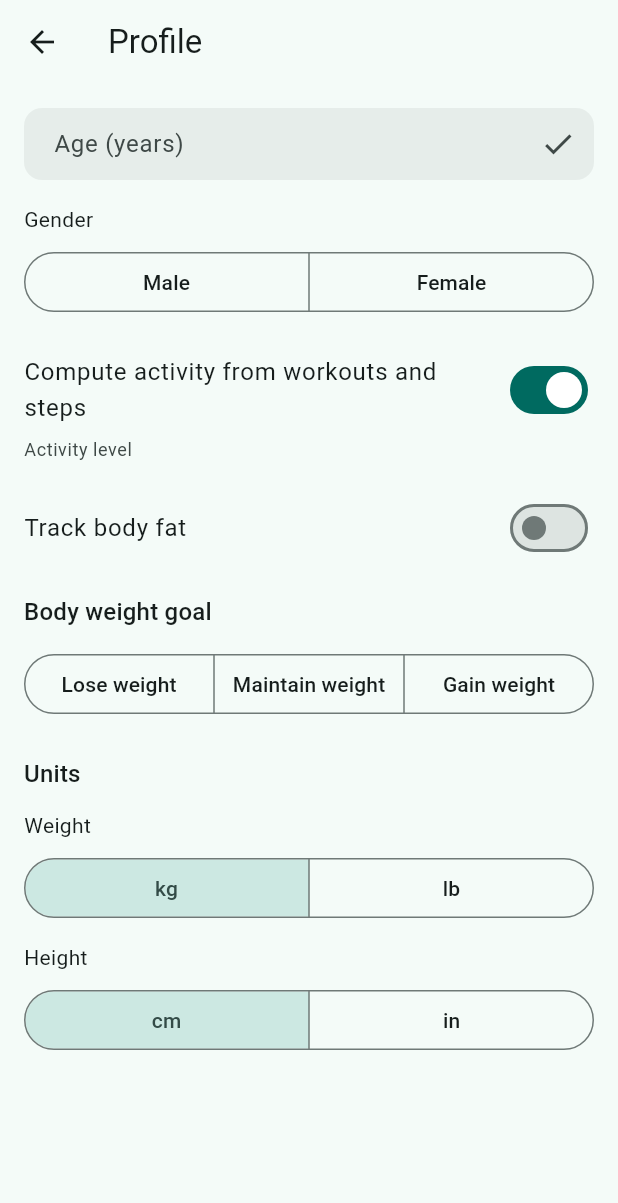
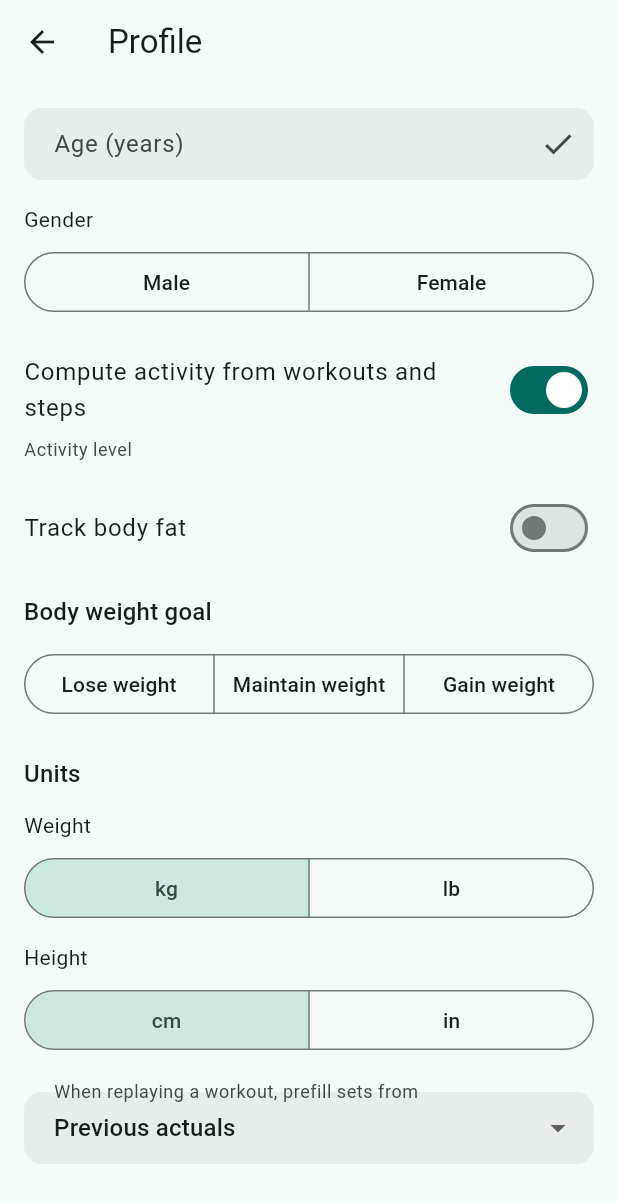
Before and after one commit to lucas-montes/fitfat, a Flutter app: the _ProfileScreen screen opened directly, after a tap on "Compute activity from workouts and steps", on a phone screen of 412 x 824 dp. Shown: the top 1203 px of the screen. Run offline on Flutter 3.47's test engine with Material 3 defaults, Android fonts, the light colour scheme and no system bars; our stand-ins replace drift, fl_chart, flutter_local_notifications, flutter_riverpod, flutter_timezone, go_router and 6 more; missing offline and left inert: flutter_foreground_task, health, sqlite3; accounts and stored records are empty; generated files the repository leaves out were written again.

Commit message:
feat(exercise): workout replay with routine lineage (schema v21)
workouts gains a nullable indexed routine_id: all occurrences created by
Replay share one id, making 'times done' countable via a single grouped
COUNT (getRoutineCompletionCount).

replayWorkout builds the next pending occurrence from a source workout:
planned sets prefilled from the previous completion's actuals
(progressive overload) or the planned values per the new
settings_replay_prefill setting ('actuals' default | 'planned'), with
unlogged sets falling back to planned; trailing #N / (Copy) suffixes are
stripped; date = today; insert is atomic. Delete-undo restore
round-trips the lineage.

Replay is offered from the completed-workout summary appbar (Do again)
and the list tile long-press sheet (Replay / Duplicate — Duplicate
stays an identity-fresh independent copy); both open the editable
workout form on the new occurrence. Prefill dropdown lives in Settings
→ Profile. Schema migration v21 + beforeOpen index; l10n en/fr/es.

```diff
--- a/lib/l10n/app_en.arb
+++ b/lib/l10n/app_en.arb
@@ -716,6 +716,12 @@
   "settingsLengthUnitLabel": "Height",
   "settingsExportDb": "Export database",
   "settingsExportDbSubtitle": "Share a copy of your data (SQLite)",
+  "settingsReplayPrefillLabel": "When replaying a workout, prefill sets from",
+  "settingsReplayPrefillActuals": "Previous actuals",
+  "settingsReplayPrefillPlanned": "Planned values",
+  "workoutSummaryDoAgain": "Do again",
+  "workoutActionReplay": "Replay",
+  "workoutActionDuplicate": "Duplicate",
 
   "workoutDetailPlannedSetReps": "{reps} × {weight} {unit}",
   "@workoutDetailPlannedSetReps": {
--- a/lib/l10n/app_es.arb
+++ b/lib/l10n/app_es.arb
@@ -603,6 +603,12 @@
   "settingsLengthUnitLabel": "Altura",
   "settingsExportDb": "Exportar base de datos",
   "settingsExportDbSubtitle": "Comparte una copia de tus datos (SQLite)",
+  "settingsReplayPrefillLabel": "Al repetir una sesión, precargar las series desde",
+  "settingsReplayPrefillActuals": "Los valores reales anteriores",
+  "settingsReplayPrefillPlanned": "Los valores planificados",
+  "workoutSummaryDoAgain": "Repetir",
+  "workoutActionReplay": "Repetir sesión",
+  "workoutActionDuplicate": "Duplicar",
 
   "workoutDetailPlannedSetReps": "{reps} × {weight} {unit}",
   "workoutDetailPlannedSetDuration": "{minutes} min",
--- a/lib/l10n/app_fr.arb
+++ b/lib/l10n/app_fr.arb
@@ -605,6 +605,12 @@
   "settingsLengthUnitLabel": "Taille",
   "settingsExportDb": "Exporter la base de données",
   "settingsExportDbSubtitle": "Partager une copie de vos données (SQLite)",
+  "settingsReplayPrefillLabel": "Au rejeu d'une séance, préremplir les séries depuis",
+  "settingsReplayPrefillActuals": "Les valeurs réelles précédentes",
+  "settingsReplayPrefillPlanned": "Les valeurs planifiées",
+  "workoutSummaryDoAgain": "Refaire",
+  "workoutActionReplay": "Rejouer",
+  "workoutActionDuplicate": "Dupliquer",
 
   "workoutDetailPlannedSetReps": "{reps} × {weight} {unit}",
   "workoutDetailPlannedSetDuration": "{minutes} min",
--- a/lib/l10n/app_localizations.dart
+++ b/lib/l10n/app_localizations.dart
@@ -2578,6 +2578,42 @@ abstract class AppLocalizations {
   /// **'Share a copy of your data (SQLite)'**
   String get settingsExportDbSubtitle;
 
+  /// No description provided for @settingsReplayPrefillLabel.
+  ///
+  /// In en, this message translates to:
+  /// **'When replaying a workout, prefill sets from'**
+  String get settingsReplayPrefillLabel;
+
+  /// No description provided for @settingsReplayPrefillActuals.
+  ///
+  /// In en, this message translates to:
+  /// **'Previous actuals'**
+  String get settingsReplayPrefillActuals;
+
+  /// No description provided for @settingsReplayPrefillPlanned.
+  ///
+  /// In en, this message translates to:
+  /// **'Planned values'**
+  String get settingsReplayPrefillPlanned;
+
+  /// No description provided for @workoutSummaryDoAgain.
+  ///
+  /// In en, this message translates to:
+  /// **'Do again'**
+  String get workoutSummaryDoAgain;
+
+  /// No description provided for @workoutActionReplay.
+  ///
+  /// In en, this message translates to:
+  /// **'Replay'**
+  String get workoutActionReplay;
+
+  /// No description provided for @workoutActionDuplicate.
+  ///
+  /// In en, this message translates to:
+  /// **'Duplicate'**
+  String get workoutActionDuplicate;
+
   /// No description provided for @workoutDetailPlannedSetReps.
   ///
   /// In en, this message translates to:
--- a/lib/src/database/app_database.dart
+++ b/lib/src/database/app_database.dart
@@ -38,7 +38,7 @@ final class AppDatabase extends _$AppDatabase {
   AppDatabase.forTesting(super.executor);
 
   @override
-  int get schemaVersion => 20;
+  int get schemaVersion => 21;
 
   @override
   MigrationStrategy get migration => MigrationStrategy(
@@ -50,6 +50,11 @@ final class AppDatabase extends _$AppDatabase {
       await customStatement(
         'CREATE INDEX IF NOT EXISTS idx_ingredients_barcode '
         'ON ingredients (barcode)',
+      );
+      // Replay-lineage lookup index (v21) — same idempotent pattern.
+      await customStatement(
+        'CREATE INDEX IF NOT EXISTS idx_workouts_routine '
+        'ON workouts (routine_id)',
       );
     },
     onUpgrade: (m, from, to) async {
@@ -178,6 +183,12 @@ final class AppDatabase extends _$AppDatabase {
         await m.createTable(ingredientPictures);
         await m.createTable(ingredientPrices);
       }
+      if (from < 21) {
+        // v21: workouts.routine_id — replay lineage shared by all occurrences
+        // of the same routine (workout-replay T01). The lookup index is
+        // created idempotently in beforeOpen.
+        await m.addColumn(workouts, workouts.routineId);
+      }
     },
   );
 }
--- a/lib/src/database/tables.dart
+++ b/lib/src/database/tables.dart
@@ -136,6 +136,10 @@ class Workouts extends Table {
   IntColumn? get startedAt => integer().nullable()();
   IntColumn? get completedAt => integer().nullable()();
   TextColumn? get notes => text().nullable()();
+  // Replay lineage (v21): all occurrences of the same routine share this id,
+  // so replays stay linked and "times done" is countable. Null for workouts
+  // created before replay existed or never replayed.
+  TextColumn? get routineId => text().nullable()();
   IntColumn get createdAt => integer()();
 
   @override
--- a/lib/src/models/workout.dart
+++ b/lib/src/models/workout.dart
@@ -6,6 +6,9 @@ final class Workout {
   final DateTime? startedAt;
   final DateTime? completedAt;
   final String? notes;
+  // Replay lineage (schema v21): shared by all occurrences of the same
+  // routine; null when the workout was never part of a replay chain.
+  final String? routineId;
   final DateTime createdAt;
 
   const Workout({
@@ -15,6 +18,7 @@ final class Workout {
     this.startedAt,
     this.completedAt,
     this.notes,
+    this.routineId,
     required this.createdAt,
   });
 
@@ -28,6 +32,7 @@ final class Workout {
     bool clearCompletedAt = false,
     String? notes,
     bool clearNotes = false,
+    String? routineId,
     DateTime? createdAt,
   }) => Workout(
     id: id ?? this.id,
@@ -36,6 +41,8 @@ final class Workout {
     startedAt: clearStartedAt ? null : (startedAt ?? this.startedAt),
     completedAt: clearCompletedAt ? null : (completedAt ?? this.completedAt),
     notes: clearNotes ? null : (notes ?? this.notes),
+    // Lineage is never unset via copyWith — replay only ever adds it.
+    routineId: routineId ?? this.routineId,
     createdAt: createdAt ?? this.createdAt,
   );
 
--- a/lib/src/settings/providers/settings.dart
+++ b/lib/src/settings/providers/settings.dart
@@ -48,6 +48,11 @@ final class SettingsState {
   final WeightUnit weightUnit; // default kg
   final LengthUnit lengthUnit; // default cm
 
+  // What replay prefills the new occurrence's planned sets from:
+  // 'actuals' (previous completion's actuals, progressive overload) or
+  // 'planned' (the source's planned values).
+  final String replayPrefill; // default 'actuals'
+
   const SettingsState({
     this.themeMode = ThemeMode.system,
     this.locale,
@@ -67,6 +72,7 @@ final class SettingsState {
     this.fxRefreshIntervalHours = 24,
     this.weightUnit = WeightUnit.kg,
     this.lengthUnit = LengthUnit.cm,
+    this.replayPrefill = 'actuals',
   });
 
   SettingsState copyWith({
@@ -94,6 +100,7 @@ final class SettingsState {
     int? fxRefreshIntervalHours,
     WeightUnit? weightUnit,
     LengthUnit? lengthUnit,
+    String? replayPrefill,
   }) => SettingsState(
     themeMode: themeMode ?? this.themeMode,
     locale: clearLocale ? null : (locale ?? this.locale),
@@ -121,6 +128,7 @@ final class SettingsState {
         fxRefreshIntervalHours ?? this.fxRefreshIntervalHours,
     weightUnit: weightUnit ?? this.weightUnit,
     lengthUnit: lengthUnit ?? this.lengthUnit,
+    replayPrefill: replayPrefill ?? this.replayPrefill,
   );
 }
 
@@ -144,6 +152,7 @@ final class SettingsNotifier extends Notifier<SettingsState> {
       'settings_fx_refresh_interval_hours';
   static const _weightUnitKey = 'settings_weight_unit';
   static const _lengthUnitKey = 'settings_length_unit';
+  static const _replayPrefillKey = 'settings_replay_prefill';
 
   @override
   SettingsState build() {
@@ -170,6 +179,9 @@ final class SettingsNotifier extends Notifier<SettingsState> {
       fxRefreshIntervalHours: prefs.getInt(_fxRefreshIntervalHoursKey) ?? 24,
       weightUnit: _weightUnitFromName(prefs.getString(_weightUnitKey)),
       lengthUnit: _lengthUnitFromName(prefs.getString(_lengthUnitKey)),
+      replayPrefill: prefs.getString(_replayPrefillKey) == 'planned'
+          ? 'planned'
+          : 'actuals',
     );
   }
 
@@ -331,6 +343,16 @@ final class SettingsNotifier extends Notifier<SettingsState> {
     state = state.copyWith(lengthUnit: unit);
   }
 
+  /// Only 'actuals' | 'planned' are accepted; anything else keeps the current
+  /// value.
+  Future<void> setReplayPrefill(String value) async {
+    if (value != 'actuals' && value != 'planned') return;
+    await ref
+        .read(sharedPreferencesProvider)
+        .setString(_replayPrefillKey, value);
+    state = state.copyWith(replayPrefill: value);
+  }
+
   WeightUnit _weightUnitFromName(String? name) =>
       name == 'lb' ? WeightUnit.lb : WeightUnit.kg;
 
--- a/lib/src/settings/screens/settings_screen.dart
+++ b/lib/src/settings/screens/settings_screen.dart
@@ -383,6 +383,30 @@ final class _ProfileScreenState extends ConsumerState<_ProfileScreen> {
             selected: {settings.lengthUnit},
             onSelectionChanged: (selection) =>
                 notifier.setLengthUnit(selection.first),
+          ),
+
+          const SizedBox(height: 24),
+
+          // Workout replay prefill.
+          DropdownButtonFormField<String>(
+            key: const ValueKey('replay-prefill'),
+            initialValue: settings.replayPrefill,
+            decoration: InputDecoration(
+              labelText: l10n.settingsReplayPrefillLabel,
+            ),
+            items: [
+              DropdownMenuItem(
+                value: 'actuals',
+                child: Text(l10n.settingsReplayPrefillActuals),
+              ),
+              DropdownMenuItem(
+                value: 'planned',
+                child: Text(l10n.settingsReplayPrefillPlanned),
+              ),
+            ],
+            onChanged: (v) {
+              if (v != null) notifier.setReplayPrefill(v);
+            },
           ),
         ],
       ),
```
Also changed, not shown: lib/l10n/app_localizations_en.dart (+19 -0 lines), lib/l10n/app_localizations_es.dart (+19 -0 lines), lib/l10n/app_localizations_fr.dart (+19 -0 lines), lib/src/exercise/repositories/workout_repository.dart (+108 -0 lines), lib/src/exercise/screens/workout_list.dart (+66 -1 lines), lib/src/exercise/screens/workout_summary_screen.dart (+35 -0 lines), lib/src/database/app_database.g.dart, 5 other files.
